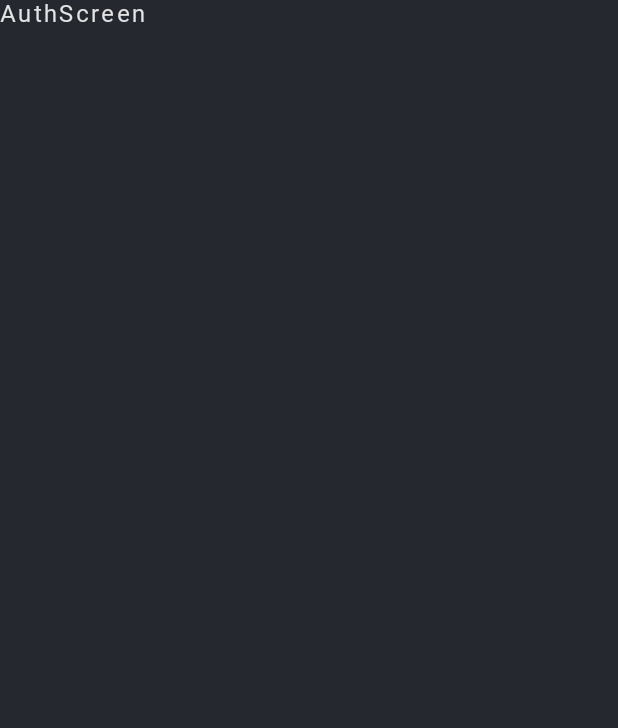
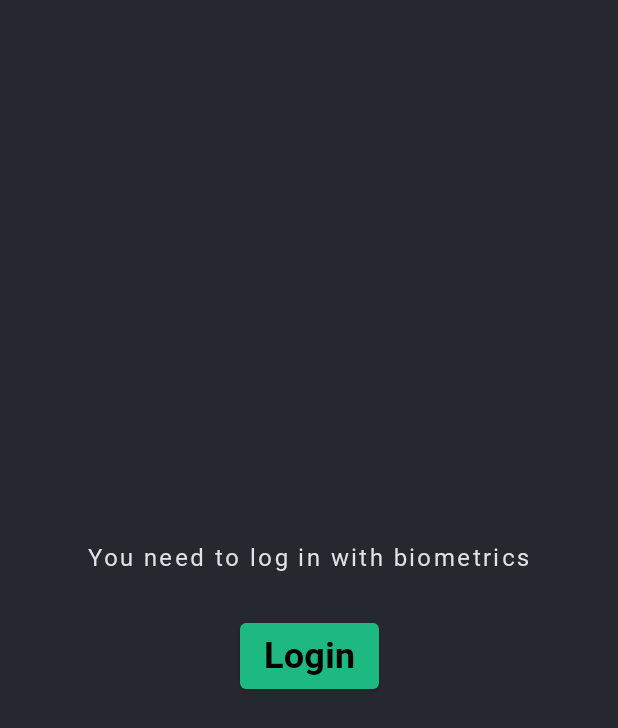
Before and after one commit to killgram/auth_me, an Android app built with Jetpack Compose: the screen it shows after launch (MainActivity), on a phone screen of 412 x 824 dp. Before the commit the part shown is almost empty. Shown: the top 728 px of the screen. Run offline under Robolectric (Android 15) with nearby library versions, the phone set to English and light mode, and no system bars.

Commit message:
Auth screen ui

```diff
--- a/app/src/main/java/com/example/authme/nav/NavHost.kt
+++ b/app/src/main/java/com/example/authme/nav/NavHost.kt
@@ -20,7 +20,11 @@ fun NavigationHost(
         modifier = modifier
     ) {
         composable(route = AuthScreen.route) {
-            AuthScreen()
+            AuthScreen(
+                onAuthHandler = {
+                    navController.navigateSingleTopTo(ProjectsList.route)
+                }
+            )
         }
         composable(route = ProjectsList.route) {
             ProjectsListScreen()
@@ -31,3 +35,6 @@ fun NavigationHost(
     }
 
 }
+
+fun NavHostController.navigateSingleTopTo(route: String) =
+    this.navigate(route) { launchSingleTop = true }
--- a/app/src/main/java/com/example/authme/screens/auth/AuthScreen.kt
+++ b/app/src/main/java/com/example/authme/screens/auth/AuthScreen.kt
@@ -1,9 +1,33 @@
 package com.example.authme.screens.auth
 
+import androidx.compose.foundation.layout.*
+import androidx.compose.material.Button
+import androidx.compose.material.MaterialTheme
 import androidx.compose.material.Text
 import androidx.compose.runtime.Composable
+import androidx.compose.ui.Modifier
+import androidx.compose.ui.unit.dp
+import androidx.compose.ui.Alignment
 
 @Composable
-fun AuthScreen() {
-    Text("AuthScreen")
+fun AuthScreen(onAuthHandler: () -> Unit = {}) {
+    Column(
+        modifier = Modifier
+            .fillMaxSize()
+            .padding(16.dp),
+        verticalArrangement = Arrangement.Center
+    ) {
+        Text(
+            "You need to log in with biometrics",
+            modifier = Modifier.align(Alignment.CenterHorizontally)
+        )
+        Button(
+            onClick = onAuthHandler,
+            modifier = Modifier
+                .align(Alignment.CenterHorizontally)
+                .padding(top = 32.dp)
+        ) {
+            Text("Login", style = MaterialTheme.typography.h5)
+        }
+    }
 }
```
